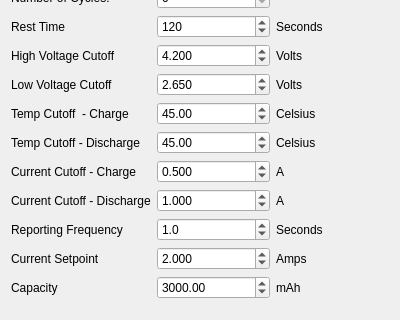
The window that Wizard/wizardpagetwo.ui (Lexcelon/batlab-toolkit-gui) describes before a commit, drawn with Qt 5; both pictures show x 0 to 400 and y 221 to 541 of the 400 by 541 pixel window.
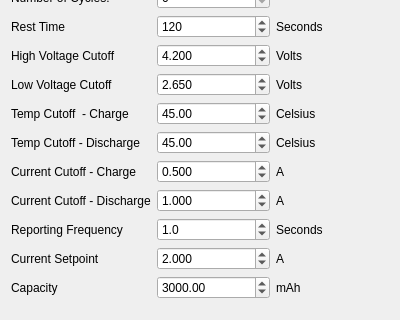
The same window after the commit.

What changed in the file:
```diff
--- a/Wizard/wizardpagetwo.ui
+++ b/Wizard/wizardpagetwo.ui
@@ -281,7 +281,7 @@
      <item row="11" column="2">
       <widget class="QLabel" name="label_25">
        <property name="text">
-        <string>Amps</string>
+        <string>A</string>
        </property>
       </widget>
      </item>
```
Left out of the diff: 21 changed lines with no effect on the pictures.
